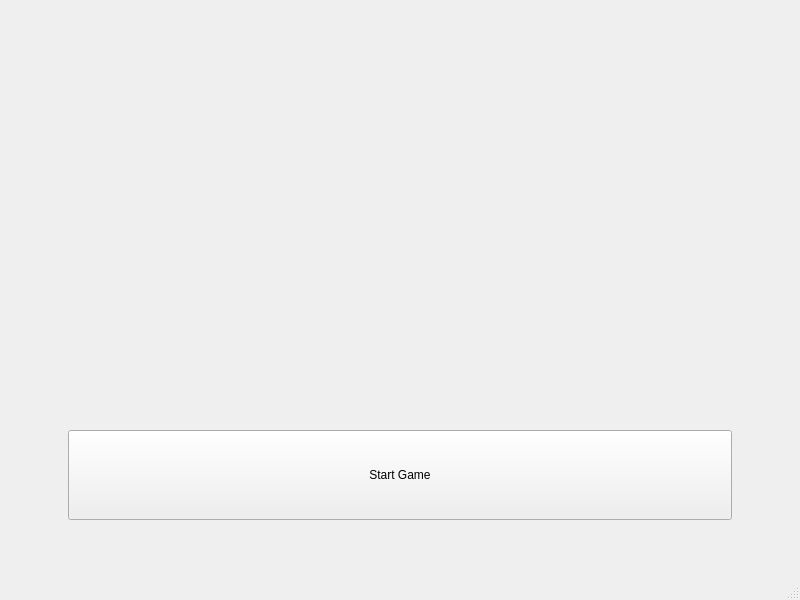
Above: client/lobby/mainwindow.ui from Juannbel/duck-game before the change. Below: the same form after it.
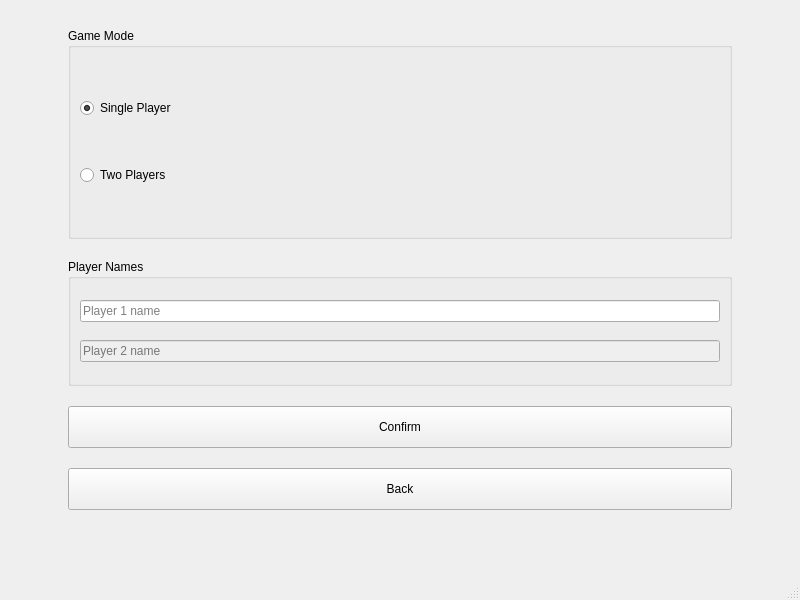
That is the form after the change. The open tabs and pages were chosen to show the change.

What changed in the file:
```diff
--- a/client/lobby/mainwindow.ui
+++ b/client/lobby/mainwindow.ui
@@ -233,6 +233,107 @@
         </item>
        </layout>
       </widget>
+      <widget class="QWidget" name="page_4">
+       <layout class="QVBoxLayout" name="verticalLayout_7">
+        <item>
+         <layout class="QVBoxLayout" name="verticalLayout_8" stretch="50,30,10,10">
+          <property name="spacing">
+           <number>20</number>
+          </property>
+          <property name="leftMargin">
+           <number>50</number>
+          </property>
+          <property name="topMargin">
+           <number>10</number>
+          </property>
+          <property name="rightMargin">
+           <number>50</number>
+          </property>
+          <property name="bottomMargin">
+           <number>50</number>
+          </property>
+          <item>
+           <widget class="QGroupBox" name="playerModeGroup">
+            <property name="title">
+             <string>Game Mode</string>
+            </property>
+            <layout class="QVBoxLayout" name="verticalLayout_9">
+             <item>
+              <widget class="QRadioButton" name="singlePlayerRadio">
+               <property name="text">
+                <string>Single Player</string>
+               </property>
+               <property name="checked">
+                <bool>true</bool>
+               </property>
+              </widget>
+             </item>
+             <item>
+              <widget class="QRadioButton" name="multiPlayerRadio">
+               <property name="text">
+                <string>Two Players</string>
+               </property>
+              </widget>
+             </item>
+            </layout>
+           </widget>
+          </item>
+          <item>
+           <widget class="QGroupBox" name="namesGroup">
+            <property name="title">
+             <string>Player Names</string>
+            </property>
+            <layout class="QVBoxLayout" name="verticalLayout_10">
+             <item>
+              <widget class="QLineEdit" name="player1NameEdit">
+               <property name="placeholderText">
+                <string>Player 1 name</string>
+               </property>
+              </widget>
+             </item>
+             <item>
+              <widget class="QLineEdit" name="player2NameEdit">
+               <property name="enabled">
+                <bool>false</bool>
+               </property>
+               <property name="placeholderText">
+                <string>Player 2 name</string>
+               </property>
+              </widget>
+             </item>
+            </layout>
+           </widget>
+          </item>
+          <item>
+           <widget class="QPushButton" name="namesConfirmButton">
+            <property name="sizePolicy">
+             <sizepolicy hsizetype="Preferred" vsizetype="Preferred">
+              <horstretch>0</horstretch>
+              <verstretch>0</verstretch>
+             </sizepolicy>
+            </property>
+            <property name="text">
+             <string>Confirm</string>
+            </property>
+           </widget>
+          </item>
+          <item>
+           <widget class="QPushButton" name="namesBackButton">
+            <property name="sizePolicy">
+             <sizepolicy hsizetype="Preferred" vsizetype="Preferred">
+              <horstretch>0</horstretch>
+              <verstretch>0</verstretch>
+             </sizepolicy>
+            </property>
+            <property name="text">
+             <string>Back</string>
+            </property>
+           </widget>
+          </item>
+         </layout>
+        </item>
+       </layout>
+      </widget>
      </widget>
     </item>
    </layout>
```
